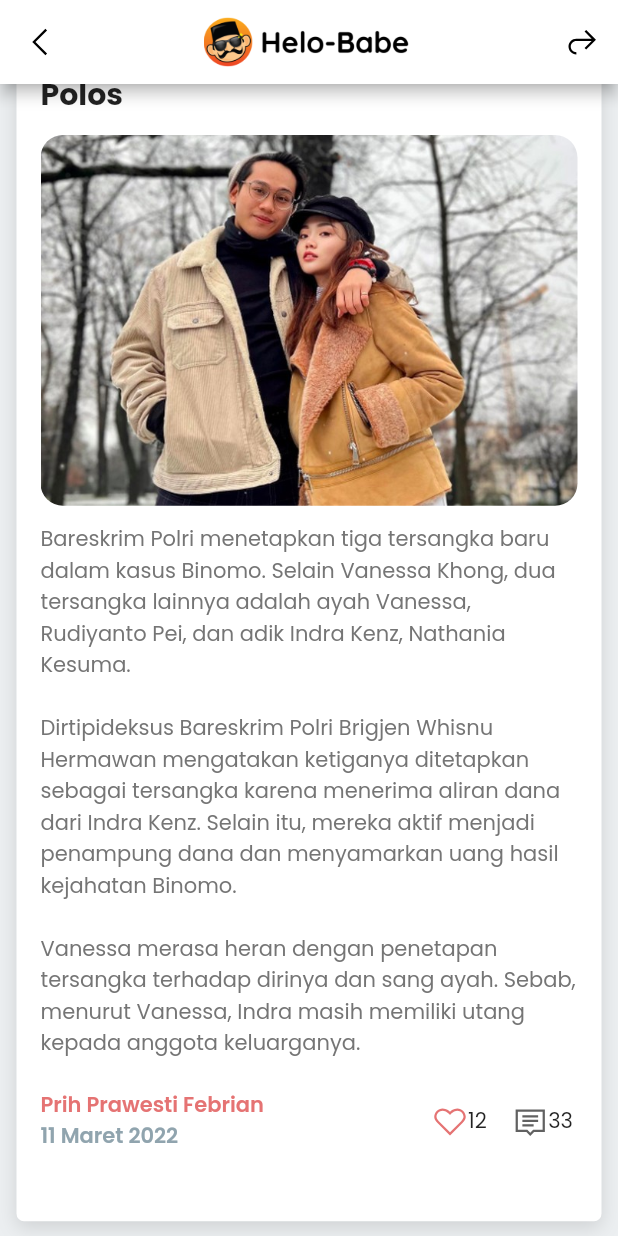
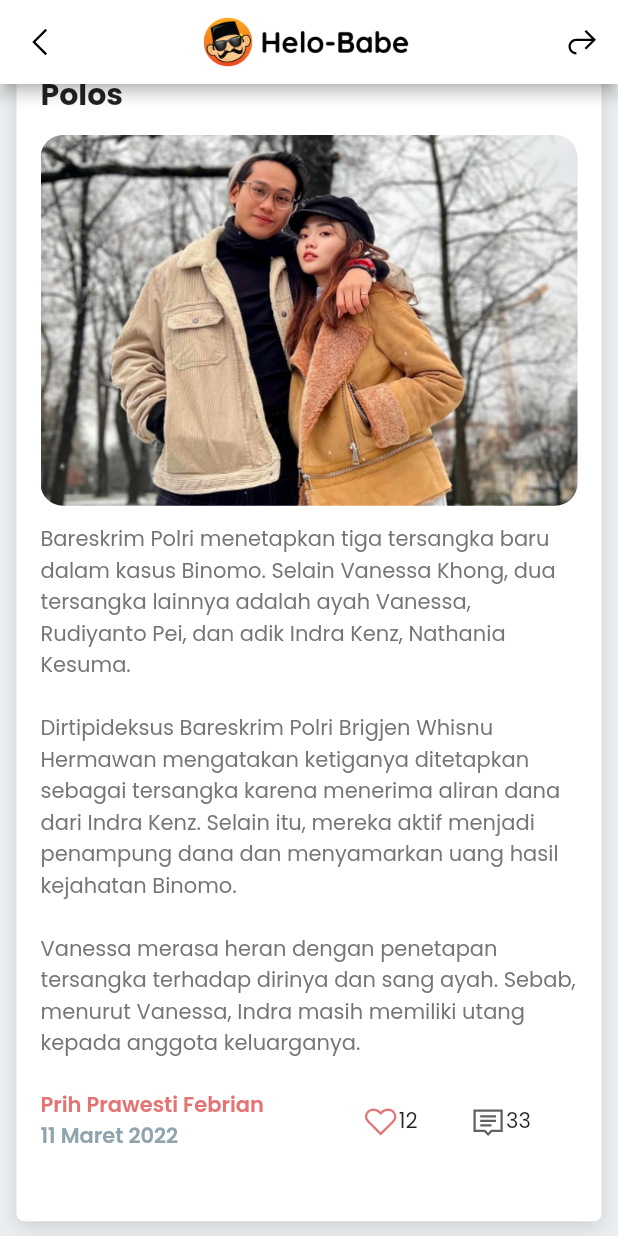
Before and after one commit to dafidpr/flutter_news_portal, a Flutter app: the NewsDetail screen opened by its route, scrolled down 99 dp, on a phone screen of 412 x 824 dp. Run offline on Flutter 3.47's test engine with Material 2 defaults, Android fonts, the phone set to English and light mode, and no system bars; our stand-ins replace badges, custom_radio_grouped_button, line_awesome_flutter.

Commit message:
remove sized box in news detail

```diff
--- a/lib/pages/news_detail.dart
+++ b/lib/pages/news_detail.dart
@@ -94,7 +94,7 @@ class NewsDetail extends StatelessWidget {
                           child: Row(
                             children: [
                               Expanded(
-                                flex: 6,
+                                flex: 3,
                                 child: Column(
                                   crossAxisAlignment: CrossAxisAlignment.start,
                                   children: [
@@ -126,9 +126,6 @@ class NewsDetail extends StatelessWidget {
                                   ],
                                 ),
                               ),
-                              SizedBox(
-                                width: 10,
-                              ),
                               Expanded(
                                 child: Row(
                                   children: [
```
Also changed, not shown: 1 other file.
